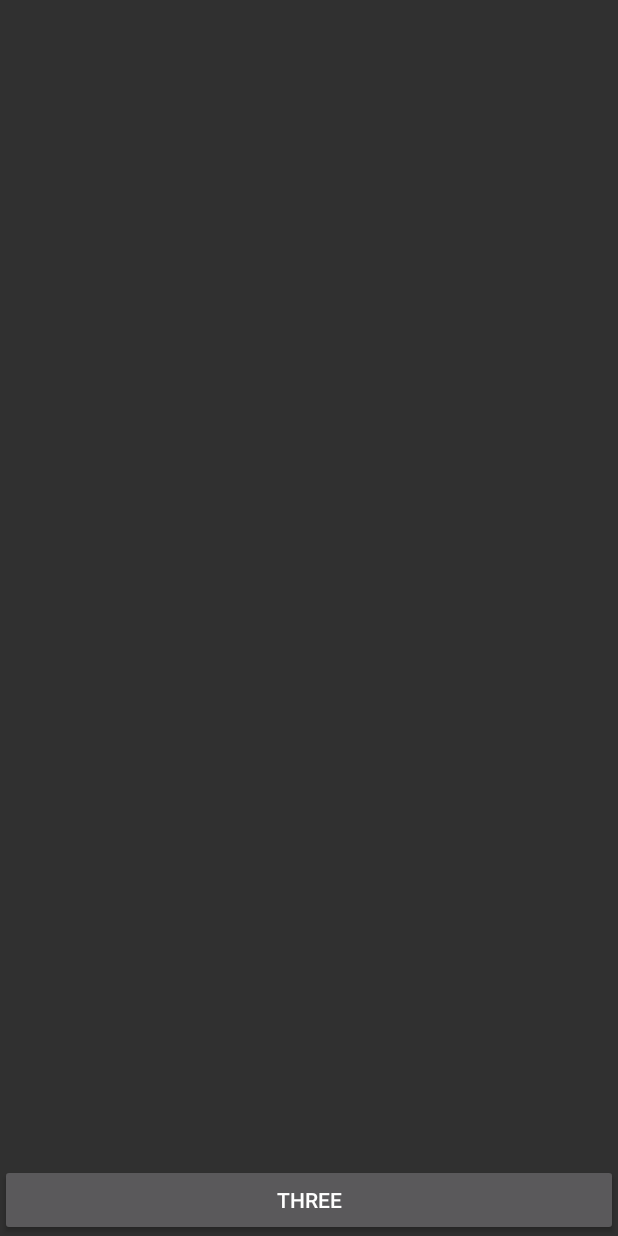
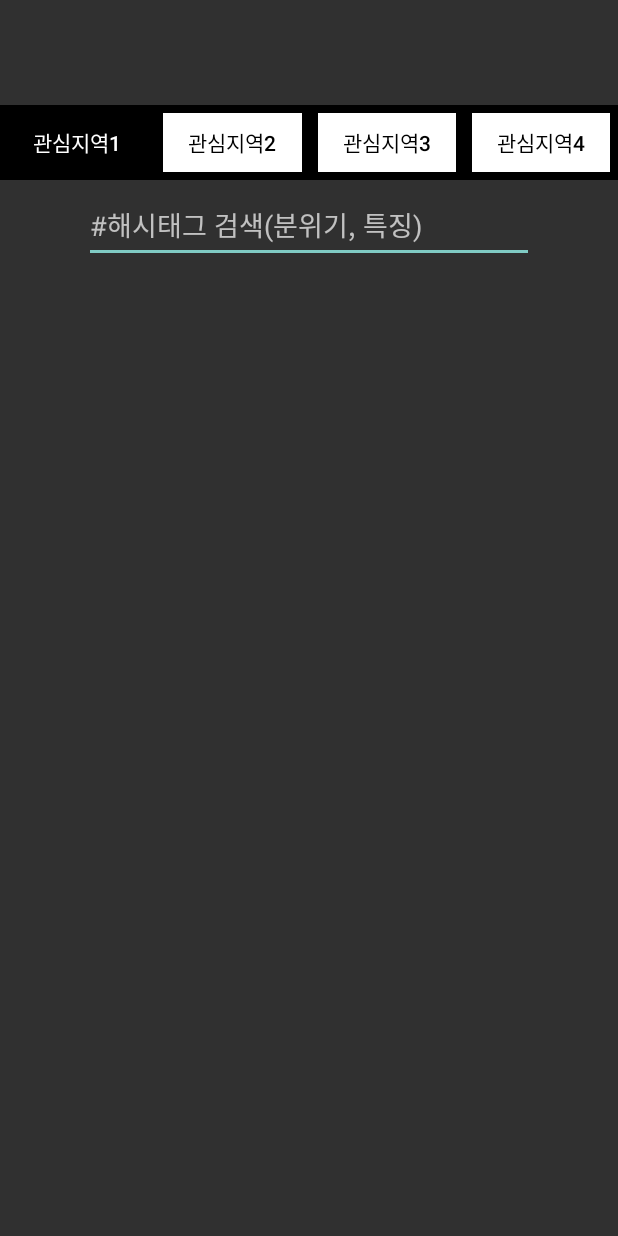
Before and after one commit to SnoopyKim/NewSikDang, an Android app: the layout threefragment.xml on its own in the app's theme, with its tools: preview values and no code run, on a phone screen of 412 x 824 dp. Run offline under Robolectric (Android 15) with nearby library versions, the phone set to English and light mode, and no system bars.

```diff
--- a/app/src/main/res/layout/onefragment.xml
+++ b/app/src/main/res/layout/onefragment.xml
@@ -37,6 +37,7 @@
 
     <!--관심지역-->
     <LinearLayout
+        android:id="@+id/frag1_top"
         android:layout_marginTop="70dp"
         android:layout_width="match_parent"
         android:layout_height="50dp"
@@ -79,8 +80,8 @@
     <Button
         android:id="@+id/bt_ok"
         android:layout_width="match_parent"
-        android:layout_height="wrap_content"
-        android:layout_alignParentBottom="true"
+        android:layout_height="50dp"
+        android:layout_below="@+id/frag1_top"
         android:text="one" />
 
 </RelativeLayout>
--- a/app/src/main/res/layout/threefragment.xml
+++ b/app/src/main/res/layout/threefragment.xml
@@ -5,11 +5,63 @@
     android:layout_width="match_parent"
     android:layout_height="match_parent"
     tools:context=".ThreeFragment">
-    <Button
-        android:id="@+id/bt_ok3"
+
+    <!--탑바-->
+    <LinearLayout
+        android:id="@+id/topbar"
+        android:layout_marginTop="70dp"
         android:layout_width="match_parent"
-        android:layout_height="wrap_content"
-        android:layout_alignParentBottom="true"
-        android:text="three" />
+        android:layout_height="50dp"
+        android:padding="0dp"
+        >
+        <Button
+            android:id="@+id/btn1"
+            android:layout_width="fill_parent"
+            android:layout_height="50dp"
+            android:layout_weight="1"
+            android:background="#000000"
+            android:textColor="#FFFFFF"
+            android:text="관심지역1" />
+        <Button
+            android:id="@+id/btn2"
+            android:layout_width="fill_parent"
+            android:layout_height="50dp"
+            android:layout_weight="1"
+            android:textColor="#000000"
+            android:background="@drawable/stroke"
+            android:text="관심지역2" />
+        <Button
+            android:id="@+id/btn3"
+            android:layout_width="fill_parent"
+            android:layout_height="50dp"
+            android:layout_weight="1"
+            android:textColor="#000000"
+            android:background="@drawable/stroke"
+            android:text="관심지역3" />
+        <Button
+            android:id="@+id/btn4"
+            android:layout_width="fill_parent"
+            android:layout_height="50dp"
+            android:layout_weight="1"
+            android:textColor="#000000"
+            android:background="@drawable/stroke"
+            android:text="관심지역4" />
+    </LinearLayout>
+
+    <!--해시태그-->
+    <LinearLayout
+        android:id="@+id/hash"
+        android:layout_width="match_parent"
+        android:layout_height="85dp"
+        android:layout_below="@+id/topbar"
+        android:orientation="vertical">
+        <EditText
+            android:id="@+id/hash_edit"
+            android:layout_width="300dp"
+            android:layout_height="50dp"
+            android:layout_gravity="center"
+            android:layout_marginTop="5dp"
+            android:hint="#해시태그 검색(분위기, 특징)" />
+    </LinearLayout>
 
 </RelativeLayout>
```
Also changed, not shown: app/src/main/java/project/com/newsikdang/MainActivity.java (+13 -12 lines), app/src/main/java/project/com/newsikdang/ThreeFragment.java (+3 -10 lines), app/src/main/res/layout/activity_main.xml (+11 -7 lines).
